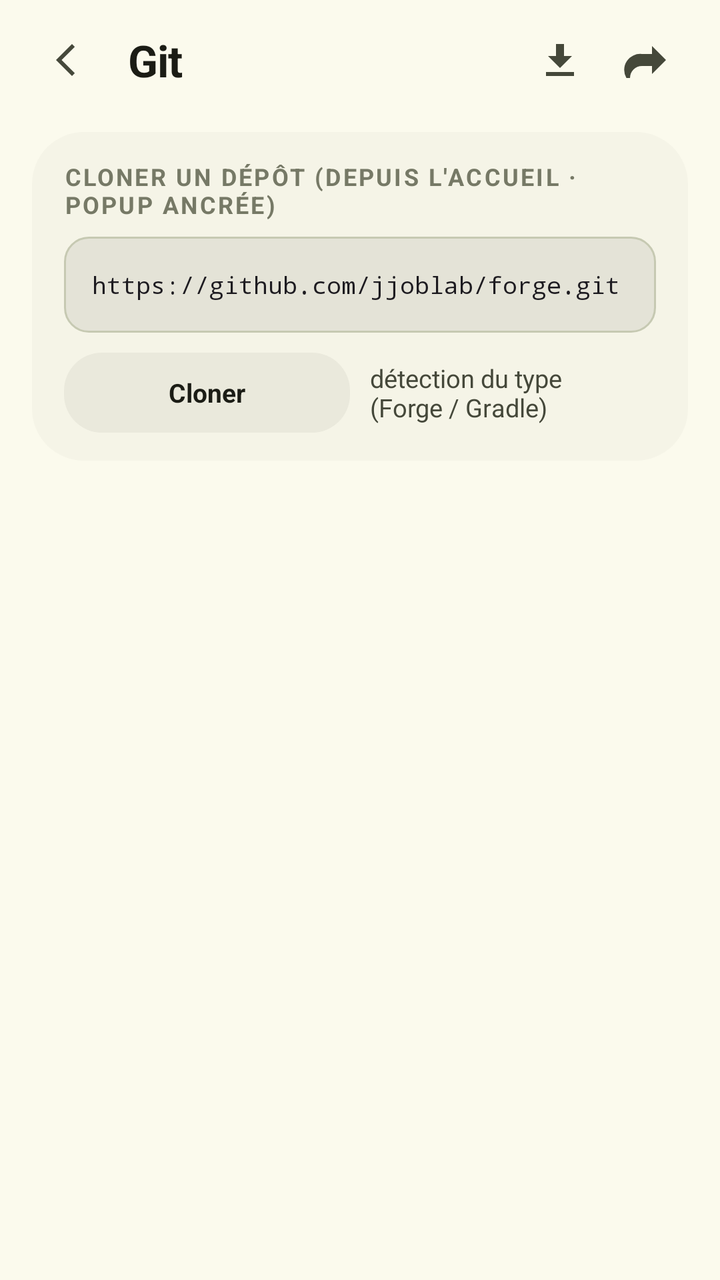
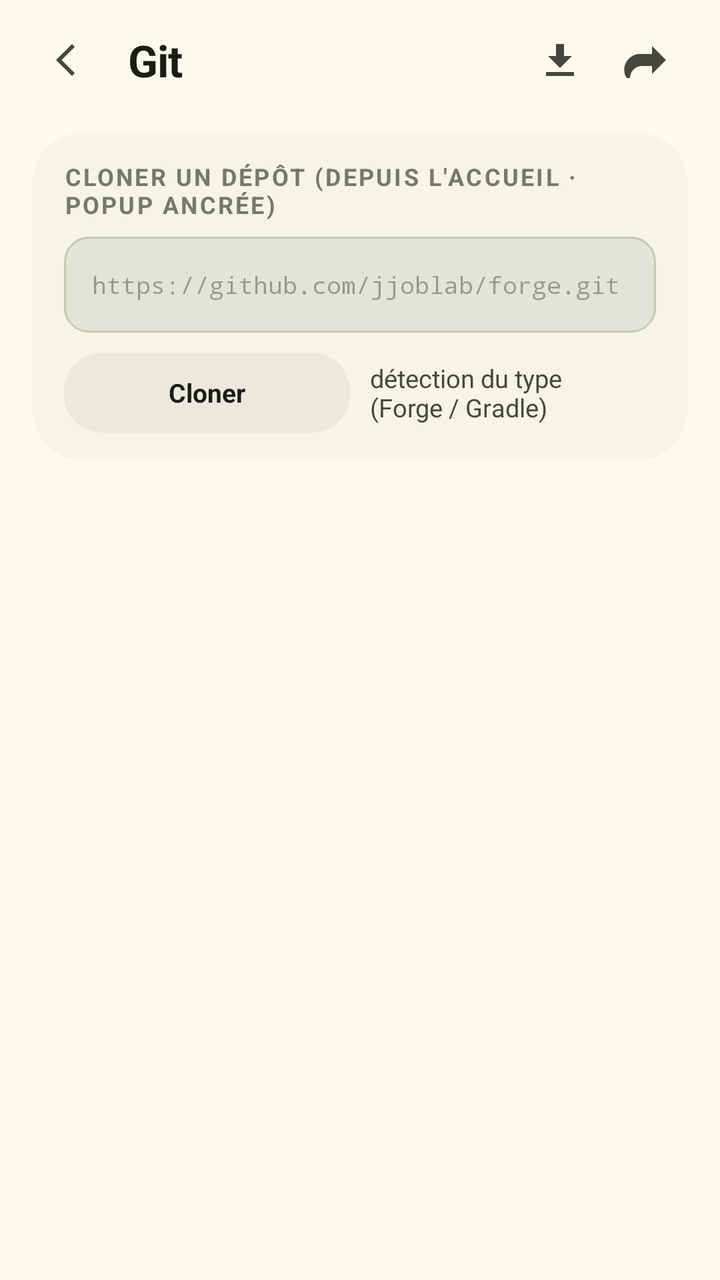

Two renders of the same Android screen: before a commit and after it. Below are the layout's source before the change and the commit's diff.
<!-- AndroidManifest.xml: application theme Theme.JoIDE -->
<!-- res/layout/git_fragment.xml -->
<?xml version="1.0" encoding="utf-8"?>
<LinearLayout xmlns:android="http://schemas.android.com/apk/res/android"
    android:layout_width="match_parent"
    android:layout_height="match_parent"
    android:orientation="vertical"
    android:background="@color/fond">

    
    <LinearLayout
        android:layout_width="match_parent"
        android:layout_height="wrap_content"
        android:orientation="horizontal"
        android:gravity="center_vertical"
        android:background="@color/fond"
        android:paddingStart="16dp"
        android:paddingEnd="16dp"
        android:paddingTop="10dp"
        android:paddingBottom="10dp">

        <ImageButton
            android:id="@+id/git_back_button"
            style="@style/IconBtn"
            android:layout_width="@dimen/iconbtn_cote"
            android:layout_height="@dimen/iconbtn_cote"
            android:layout_marginEnd="4dp"
            android:contentDescription="@string/commun_retour"
            android:scaleType="centerInside"
            android:src="@drawable/ic_back" />

        <TextView
            android:id="@+id/git_title_text"
            android:layout_width="0dp"
            android:layout_height="wrap_content"
            android:layout_weight="1"
            android:layout_marginStart="4dp"
            android:maxLines="1"
            android:ellipsize="end"
            android:text="@string/git_title"
            android:textColor="@color/sur"
            style="@style/Txt.Xl" />

        <ImageButton
            android:id="@+id/git_pull_button"
            style="@style/IconBtn"
            android:layout_width="@dimen/iconbtn_cote"
            android:layout_height="@dimen/iconbtn_cote"
            android:contentDescription="@string/git_pull"
            android:scaleType="centerInside"
            android:src="@drawable/ic_down" />

        <ImageButton
            android:id="@+id/git_push_button"
            style="@style/IconBtn"
            android:layout_width="@dimen/iconbtn_cote"
            android:layout_height="@dimen/iconbtn_cote"
            android:layout_marginStart="4dp"
            android:contentDescription="@string/git_push"
            android:scaleType="centerInside"
            android:src="@drawable/ic_share" />
    </LinearLayout>

    <ScrollView
        android:layout_width="match_parent"
        android:layout_height="0dp"
        android:layout_weight="1"
        android:scrollbars="none">

        <LinearLayout
            android:layout_width="match_parent"
            android:layout_height="wrap_content"
            android:orientation="vertical"
            android:paddingStart="16dp"
            android:paddingEnd="16dp"
            android:paddingBottom="20dp">

            
            <LinearLayout
                android:id="@+id/git_missing_panel"
                android:layout_width="match_parent"
                android:layout_height="wrap_content"
                android:orientation="vertical"
                android:gravity="center"
                android:padding="36dp"
                android:visibility="gone">

                <TextView
                    android:layout_width="wrap_content"
                    android:layout_height="wrap_content"
                    android:text="@string/git_absent_titre"
                    android:textColor="@color/sur"
                    style="@style/Txt.Sm" />

                <TextView
                    android:layout_width="wrap_content"
                    android:layout_height="wrap_content"
                    android:layout_marginTop="8dp"
                    android:gravity="center"
                    android:text="@string/git_absent_corps"
                    android:textColor="@color/sur_var"
                    style="@style/Txt.BodyS" />
            </LinearLayout>

            
            <LinearLayout
                android:id="@+id/git_status_card"
                style="@style/Carte"
                android:layout_width="match_parent"
                android:layout_height="wrap_content"
                android:layout_marginTop="6dp"
                android:orientation="vertical"
                android:padding="16dp"
                android:visibility="gone">

                <LinearLayout
                    android:layout_width="match_parent"
                    android:layout_height="wrap_content"
                    android:orientation="horizontal"
                    android:gravity="center_vertical">

                    <FrameLayout
                        android:layout_width="@dimen/pastille_cote"
                        android:layout_height="@dimen/pastille_cote"
                        android:background="@drawable/fond_pastille_sc2">

                        <ImageView
                            android:layout_width="18dp"
                            android:layout_height="18dp"
                            android:layout_gravity="center"
                            android:scaleType="centerInside"
                            android:src="@drawable/ic_code"
                            android:tint="@color/sur_sc2" />
                    </FrameLayout>

                    <LinearLayout
                        android:layout_width="0dp"
                        android:layout_height="wrap_content"
                        android:orientation="vertical"
                        android:layout_weight="1"
                        android:layout_marginStart="10dp">

                        <TextView
                            android:id="@+id/git_branch_text"
                            android:layout_width="wrap_content"
                            android:layout_height="wrap_content"
                            android:maxLines="1"
                            android:ellipsize="end"
                            android:text="@string/git_branch"
                            android:textColor="@color/sur"
                            style="@style/Txt.Sm" />

                        <TextView
                            android:id="@+id/git_remote_text"
                            android:layout_width="wrap_content"
                            android:layout_height="wrap_content"
                            android:layout_marginTop="1dp"
                            android:maxLines="2"
                            android:ellipsize="end"
                            android:text="@string/git_remote"
                            android:textColor="@color/sur_var"
                            style="@style/Txt.BodyS" />
                    </LinearLayout>

                    <TextView
                        android:id="@+id/git_ahead_behind_text"
                        style="@style/Pill"
                        android:layout_width="wrap_content"
                        android:layout_height="@dimen/pill_hauteur"
                        android:background="@drawable/fond_pill_ok"
                        android:text="@string/git_ahead_behind"
                        android:textColor="@color/ok"
                        android:textSize="@dimen/txt_pill"
                        android:textStyle="bold" />
                </LinearLayout>

                
                <LinearLayout
                    android:layout_width="wrap_content"
                    android:layout_height="wrap_content"
                    android:orientation="horizontal"
                    android:layout_marginTop="12dp">

                    <TextView
                        android:id="@+id/git_count_modified"
                        style="@style/Pill"
                        android:layout_width="wrap_content"
                        android:layout_height="@dimen/pill_hauteur"
                        android:background="@drawable/fond_pill_warn"
                        android:text="@string/git_modifies"
                        android:textColor="@color/alerte"
                        android:textSize="@dimen/txt_pill"
                        android:textStyle="bold" />

                    <TextView
                        android:id="@+id/git_count_added"
                        style="@style/Pill"
                        android:layout_width="wrap_content"
                        android:layout_height="@dimen/pill_hauteur"
                        android:layout_marginStart="8dp"
                        android:background="@drawable/fond_pill_ok"
                        android:text="@string/git_nouveaux"
                        android:textColor="@color/ok"
                        android:textSize="@dimen/txt_pill"
                        android:textStyle="bold" />

                    <TextView
                        android:id="@+id/git_count_removed"
                        style="@style/Pill"
                        android:layout_width="wrap_content"
                        android:layout_height="@dimen/pill_hauteur"
                        android:layout_marginStart="8dp"
                        android:background="@drawable/fond_pill_err"
                        android:text="@string/git_supprimes"
                        android:textColor="@color/erreur"
                        android:textSize="@dimen/txt_pill"
                        android:textStyle="bold" />
                </LinearLayout>
            </LinearLayout>

            
            <TextView
                android:id="@+id/git_changes_header"
                android:layout_width="wrap_content"
                android:layout_height="wrap_content"
                android:layout_marginTop="18dp"
                android:layout_marginBottom="8dp"
                android:text="@string/git_section_modifications"
                style="@style/Txt.Eyebrow"
                android:visibility="gone" />

            
            <LinearLayout
                android:id="@+id/git_changes_card"
                style="@style/Carte"
                android:layout_width="match_parent"
                android:layout_height="wrap_content"
                android:orientation="vertical"
                android:visibility="gone">

                <LinearLayout
                    android:id="@+id/git_files_list"
                    android:layout_width="match_parent"
                    android:layout_height="wrap_content"
                    android:orientation="vertical" />

                
                <LinearLayout
                    android:id="@+id/git_diff_block"
                    android:layout_width="match_parent"
                    android:layout_height="wrap_content"
                    android:orientation="vertical"
                    android:paddingStart="16dp"
                    android:paddingEnd="16dp"
                    android:paddingBottom="14dp" />
            </LinearLayout>

            <TextView
                android:id="@+id/git_clean_text"
                android:layout_width="wrap_content"
                android:layout_height="wrap_content"
                android:layout_marginTop="18dp"
                android:text="@string/git_rien_propre"
                android:textColor="@color/sur_var"
                style="@style/Txt.BodyS"
                android:visibility="gone" />

            
            <TextView
                android:id="@+id/git_log_header"
                android:layout_width="wrap_content"
                android:layout_height="wrap_content"
                android:layout_marginTop="18dp"
                android:layout_marginBottom="8dp"
                android:text="@string/git_section_historique"
                style="@style/Txt.Eyebrow"
                android:visibility="gone" />

            
            <LinearLayout
                android:id="@+id/git_log_card"
                style="@style/Carte"
                android:layout_width="match_parent"
                android:layout_height="wrap_content"
                android:orientation="vertical"
                android:visibility="gone">

                <LinearLayout
                    android:id="@+id/git_log_list"
                    android:layout_width="match_parent"
                    android:layout_height="wrap_content"
                    android:orientation="vertical" />
            </LinearLayout>

            
            <LinearLayout
                android:id="@+id/git_commit_card"
                style="@style/Carte"
                android:layout_width="match_parent"
                android:layout_height="wrap_content"
                android:layout_marginTop="14dp"
                android:orientation="vertical"
                android:padding="16dp"
                android:visibility="gone">

                <TextView
                    android:layout_width="wrap_content"
                    android:layout_height="wrap_content"
                    android:text="@string/git_commit_message_hint"
                    android:textColor="@color/sur"
                    style="@style/Txt.Label" />

                <EditText
                    android:id="@+id/git_commit_message"
                    style="@style/Champ"
                    android:layout_width="match_parent"
                    android:layout_height="wrap_content"
                    android:layout_marginTop="8dp"
                    android:inputType="textCapSentences|textMultiLine"
                    android:importantForAutofill="no"
                    android:hint="@string/git_commit_message_hint"
                    android:text="@string/git_commit_message_demo" />

                <LinearLayout
                    android:layout_width="match_parent"
                    android:layout_height="wrap_content"
                    android:orientation="horizontal"
                    android:layout_marginTop="14dp">

                    <TextView
                        android:id="@+id/git_stage_button"
                        style="@style/Chip"
                        android:layout_width="0dp"
                        android:layout_height="44dp"
                        android:layout_weight="1"
                        android:gravity="center"
                        android:text="@string/git_stage_button"
                        android:textColor="@color/sur"
                        android:textSize="@dimen/chip_txt"
                        android:textStyle="bold" />

                    <TextView
                        android:id="@+id/git_commit_button"
                        style="@style/Chip"
                        android:layout_width="0dp"
                        android:layout_height="44dp"
                        android:layout_weight="1"
                        android:layout_marginStart="10dp"
                        android:gravity="center"
                        android:background="@drawable/fond_chip_on"
                        android:text="@string/git_commit_button"
                        android:textColor="@color/sur_sc2"
                        android:textSize="@dimen/chip_txt"
                        android:textStyle="bold" />
                </LinearLayout>
            </LinearLayout>

            
            <LinearLayout
                android:id="@+id/git_clone_card"
                android:layout_width="match_parent"
                android:layout_height="wrap_content"
                android:layout_marginTop="6dp"
                android:orientation="vertical"
                android:background="@drawable/fond_carte_bas"
                android:paddingStart="16dp"
                android:paddingEnd="16dp"
                android:paddingTop="14dp"
                android:paddingBottom="14dp">

                <TextView
                    android:layout_width="wrap_content"
                    android:layout_height="wrap_content"
                    android:layout_marginBottom="8dp"
                    android:text="@string/git_clonage_section_titre"
                    style="@style/Txt.Eyebrow" />

                <EditText
                    android:id="@+id/git_clone_url"
                    style="@style/Champ"
                    android:layout_width="match_parent"
                    android:layout_height="wrap_content"
                    android:fontFamily="monospace"
                    android:textSize="12sp"
                    android:inputType="textUri"
                    android:importantForAutofill="no"
                    android:hint="@string/git_clonage_url_hint"
                    android:text="@string/git_clonage_url_hint" />

                <LinearLayout
                    android:layout_width="match_parent"
                    android:layout_height="wrap_content"
                    android:orientation="horizontal"
                    android:gravity="center_vertical"
                    android:layout_marginTop="10dp">

                    <TextView
                        android:id="@+id/git_clone_button"
                        style="@style/Chip"
                        android:layout_width="0dp"
                        android:layout_height="40dp"
                        android:layout_weight="1"
                        android:gravity="center"
                        android:text="@string/git_clonage_button"
                        android:textColor="@color/sur"
                        android:textSize="@dimen/chip_txt"
                        android:textStyle="bold" />

                    <TextView
                        android:layout_width="0dp"
                        android:layout_height="wrap_content"
                        android:layout_weight="1"
                        android:layout_marginStart="10dp"
                        android:text="@string/git_clonage_detection"
                        android:textColor="@color/sur_var"
                        style="@style/Txt.BodyS" />
                </LinearLayout>
            </LinearLayout>
        </LinearLayout>
    </ScrollView>
</LinearLayout>
<!-- resources referenced by this layout -->
<resources>
  <color name="alerte">#D98300</color>
  <color name="erreur">#8F4C38</color>
  <color name="fond">#FBFAED</color>
  <color name="ok">#29A847</color>
  <color name="sur">#1B1C15</color>
  <color name="sur_sc2">#2A3119</color>
  <color name="sur_var">#45483A</color>
  <dimen name="chip_txt">13sp</dimen>
  <dimen name="iconbtn_cote">40dp</dimen>
  <dimen name="pastille_cote">40dp</dimen>
  <dimen name="pill_hauteur">26dp</dimen>
  <dimen name="txt_pill">11.5sp</dimen>
  <string name="commun_retour">Retour</string>
  <string name="git_absent_corps">Ouvrez-le dans un dépôt git (clonage depuis l\'accueil) pour voir le statut, le diff et l\'historique.</string>
  <string name="git_absent_titre">Ce projet n\'est pas un dépôt git</string>
  <string name="git_ahead_behind">↓%1$d ↑%2$d</string>
  <string name="git_branch">Branche %1$s</string>
  <string name="git_clonage_button">Cloner</string>
  <string name="git_clonage_detection">détection du type (Forge / Gradle)</string>
  <string name="git_clonage_section_titre">Cloner un dépôt (depuis l\'accueil · popup ancrée)</string>
  <string name="git_clonage_url_hint">https://github.com/jjoblab/forge.git</string>
  <string name="git_commit_button">Commit</string>
  <string name="git_commit_message_demo">Vérification null dans onCreate</string>
  <string name="git_commit_message_hint">Message de commit</string>
  <string name="git_modifies">%1$d modifiés</string>
  <string name="git_nouveaux">%1$d nouveaux</string>
  <string name="git_pull">Tirer (pull)</string>
  <string name="git_push">Pousser (push)</string>
  <string name="git_remote">origin/%1$s · synchronisé il y a 12 min</string>
  <string name="git_rien_propre">Aucune modification — dépôt propre</string>
  <string name="git_section_historique">Historique</string>
  <string name="git_section_modifications">Modifications</string>
  <string name="git_stage_button">Préparer %1$d fichiers</string>
  <string name="git_supprimes">%1$d supprimés</string>
  <string name="git_title">Git</string>
  <style name="Carte" parent="">
          <item name="android:background">@drawable/fond_carte</item>
      </style>
  <style name="IconBtn" parent="">
          <item name="android:background">@drawable/fond_iconbtn</item>
      </style>
  <style name="Txt.Label" parent="">
          <item name="android:textSize">@dimen/txt_label</item>
          <item name="android:textStyle">bold</item>
      </style>
  <style name="Txt.Sm" parent="">
          <item name="android:textSize">@dimen/txt_sm</item>
          <item name="android:textStyle">bold</item>
      </style>
  <color name="sc_low">#F5F4E7</color>
  <color name="sc2">#DEE5C3</color>
  <color name="err_soft">#248F4C38</color>
  <color name="ok_soft">#2929A847</color>
  <color name="warn_soft">#26D98300</color>
  <dimen name="field_padding_h">14dp</dimen>
  <dimen name="field_padding_v">13dp</dimen>
  <dimen name="chip_hauteur">38dp</dimen>
  <dimen name="chip_padding_h">15dp</dimen>
  <dimen name="pill_padding_h">12dp</dimen>
  <dimen name="txt_body_s">12.5sp</dimen>
  <dimen name="txt_eyebrow">12sp</dimen>
  <color name="contour">#767966</color>
  <dimen name="txt_label">14sp</dimen>
  <dimen name="txt_sm">15sp</dimen>
  <dimen name="txt_xl">22sp</dimen>
  <color name="primaire">#465700</color>
  <color name="sur_primaire">#FFFFFF</color>
  <color name="conteneur_primaire">#C7EE45</color>
  <color name="sur_conteneur_primaire">#273300</color>
  <color name="tertiaire">#6C3E85</color>
  <color name="sur_tertiaire">#FFFFFF</color>
  <color name="conteneur_tertiaire">#F2D9FF</color>
  <color name="sur_conteneur_tertiaire">#3E2457</color>
  <color name="sc">#EFEEE2</color>
  <color name="contour_var">#C6C9B2</color>
  <color name="conteneur_erreur">#FFDBD1</color>
  <color name="sur_conteneur_erreur">#5B1A0B</color>
  <color name="sc_lowest">#FFFFFF</color>
  <color name="sc_high">#EAE9DC</color>
  <color name="sc_highest">#E4E3D7</color>
  <!-- unchanged entries left out for length: 21 -->
</resources>

<!-- the commit's change to res/layout/git_fragment.xml (unified diff, before → after) -->
@@ -155,7 +155,7 @@
                             android:layout_marginTop="1dp"
                             android:maxLines="2"
                             android:ellipsize="end"
-                            android:text="@string/git_remote"
+                            android:text="@string/git_sans_suivi"
                             android:textColor="@color/sur_var"
                             style="@style/Txt.BodyS" />
                     </LinearLayout>
@@ -316,8 +316,7 @@
                     android:layout_marginTop="8dp"
                     android:inputType="textCapSentences|textMultiLine"
                     android:importantForAutofill="no"
-                    android:hint="@string/git_commit_message_hint"
-                    android:text="@string/git_commit_message_demo" />
+                    android:hint="@string/git_commit_message_hint" />
 
                 <LinearLayout
                     android:layout_width="match_parent"
@@ -382,8 +381,7 @@
                     android:textSize="12sp"
                     android:inputType="textUri"
                     android:importantForAutofill="no"
-                    android:hint="@string/git_clonage_url_hint"
-                    android:text="@string/git_clonage_url_hint" />
+                    android:hint="@string/git_clonage_url_hint" />
 
                 <LinearLayout
                     android:layout_width="match_parent"
<!-- resource entries referenced after the edit -->
@@ -22,14 +22,13 @@
   <string name="git_clonage_section_titre">Cloner un dépôt (depuis l\'accueil · popup ancrée)</string>
   <string name="git_clonage_url_hint">https://github.com/jjoblab/forge.git</string>
   <string name="git_commit_button">Commit</string>
-  <string name="git_commit_message_demo">Vérification null dans onCreate</string>
   <string name="git_commit_message_hint">Message de commit</string>
   <string name="git_modifies">%1$d modifiés</string>
   <string name="git_nouveaux">%1$d nouveaux</string>
   <string name="git_pull">Tirer (pull)</string>
   <string name="git_push">Pousser (push)</string>
-  <string name="git_remote">origin/%1$s · synchronisé il y a 12 min</string>
   <string name="git_rien_propre">Aucune modification — dépôt propre</string>
+  <string name="git_sans_suivi">Aucune branche distante suivie</string>
   <string name="git_section_historique">Historique</string>
   <string name="git_section_modifications">Modifications</string>
   <string name="git_stage_button">Préparer %1$d fichiers</string>
